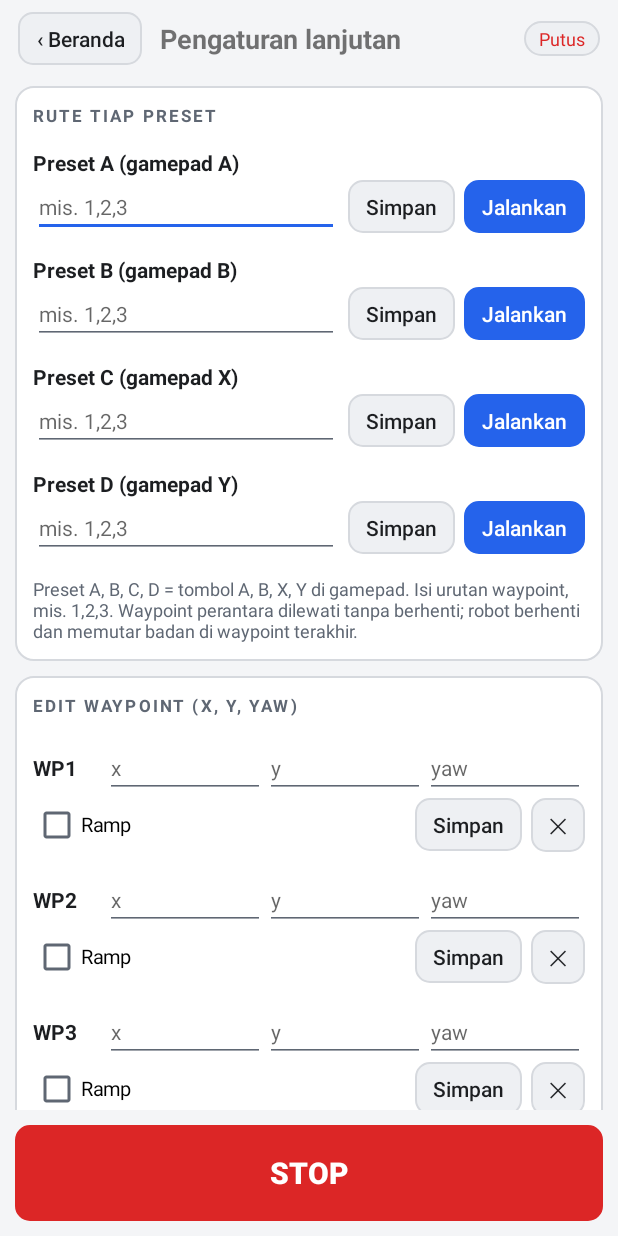
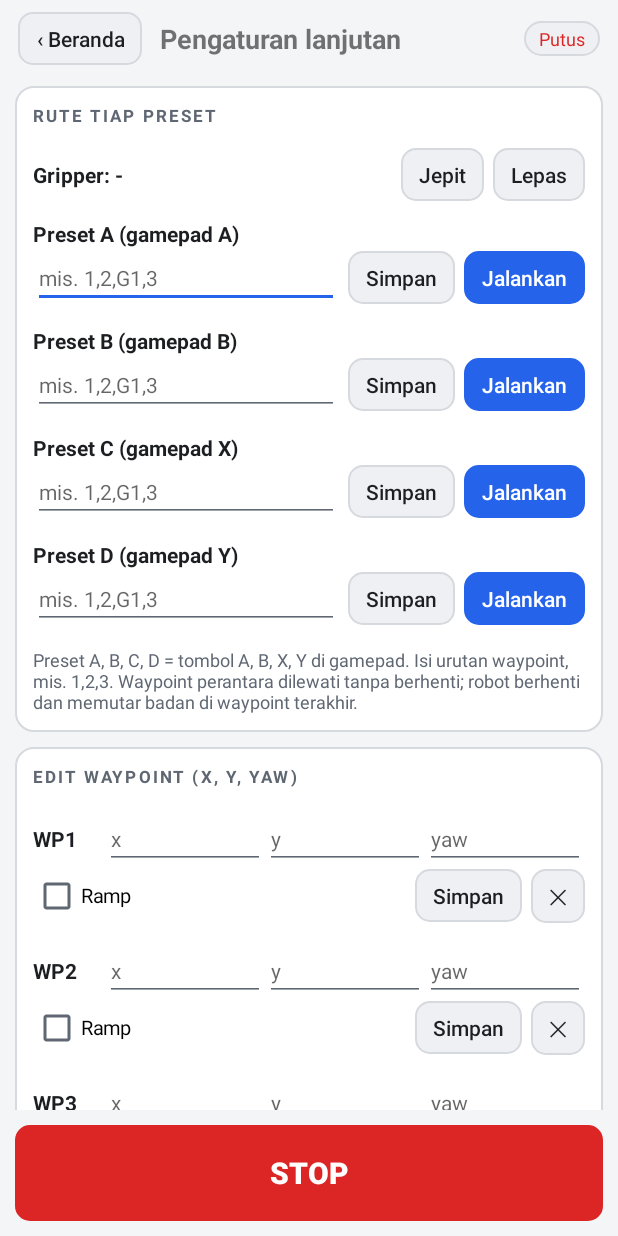
Before and after one commit to Valericht/OmniApp, an Android app: the AdvancedActivity screen opened directly, with no data from a screen before it, after a tap on "Simpan", on a phone screen of 412 x 824 dp. Run offline under Robolectric (Android 15) with nearby library versions, the phone set to English and light mode, and no system bars; libraries missing offline, so code that uses them is left out: com.hoho.android; 5 statements that could not run were skipped; 2 other taps on this screen came first.

Commit message:
first commit

```diff
--- a/app/src/main/java/com/omni/monitor/AdvancedActivity.kt
+++ b/app/src/main/java/com/omni/monitor/AdvancedActivity.kt
@@ -28,6 +28,7 @@ class AdvancedActivity : Activity() {
 
     // R9: rute preset + edit waypoint
     private val routeEdits = ArrayList<SyncEdit>()
+    private lateinit var gripState: TextView
     private val routeStatus = ArrayList<TextView>()
     private val routeRun = ArrayList<Button>()
     private val wpX = ArrayList<SyncEdit>()
@@ -98,6 +99,13 @@ class AdvancedActivity : Activity() {
 
     // ---- R9: rute tiap preset ----
     private fun setupRoutes() {
+        // gripper manual (1 solenoid): Jepit = ON, Lepas = OFF
+        val grip = LinearLayout(this).apply { orientation = LinearLayout.HORIZONTAL; gravity = Gravity.CENTER_VERTICAL; setPadding(0, dp(6), 0, dp(6)) }
+        gripState = tv("Gripper: -", 14f, bold = true)
+        grip.addView(gripState, LinearLayout.LayoutParams(0, -2, 1f))
+        grip.addView(btn("Jepit") { st.send("grip", "on" to true); st.log("Gripper: jepit") })
+        grip.addView(btn("Lepas") { st.send("grip", "on" to false); st.log("Gripper: lepas") }, LinearLayout.LayoutParams(-2, -2).apply { marginStart = dp(6) })
+        b.routeBox.addView(grip)
         for (r in 0..3) {
             val col = LinearLayout(this).apply { orientation = LinearLayout.VERTICAL; setPadding(0, dp(6), 0, dp(6)) }
             val head = LinearLayout(this).apply { orientation = LinearLayout.HORIZONTAL }
@@ -105,7 +113,7 @@ class AdvancedActivity : Activity() {
             val status = tv("", 12f, R.color.omni_mut)
             head.addView(status)
             val line = LinearLayout(this).apply { orientation = LinearLayout.HORIZONTAL; gravity = Gravity.CENTER_VERTICAL }
-            val et = edit("mis. 1,2,3", InputType.TYPE_CLASS_TEXT)
+            val et = edit("mis. 1,2,G1,3", InputType.TYPE_CLASS_TEXT)
             val run = btn("Jalankan", go = true) {
                 st.send("preset", "i" to r)
                 st.log("Preset ${Labels.PRE[r]}: jalan")
@@ -123,11 +131,14 @@ class AdvancedActivity : Activity() {
     }
 
     private fun saveRoute(r: Int) {
-        val ids = routeEdits[r].e.text.toString().split(Regex("[^0-9]+"))
-            .filter { it.isNotEmpty() }.map { it.toInt() }.filter { it in 1..Snap.MAX_WP }.take(Snap.MAX_WP)
+        // token: angka = waypoint, G1 = gripper ON (jepit), G0 = gripper OFF (lepas), mis. 1,2,G1,3,G0
+        val ids = Regex("[Gg][01]|\\d+").findAll(routeEdits[r].e.text.toString()).map { m ->
+            val t = m.value
+            when { t.equals("G1", true) -> Labels.GRIP_ON; t.equals("G0", true) -> Labels.GRIP_OFF; else -> t.toInt() }
+        }.filter { it in 1..Snap.MAX_WP || it == Labels.GRIP_ON || it == Labels.GRIP_OFF }.take(Snap.MAX_WP).toList()
         st.send("route_set", "r" to r, "ids" to JSONArray(ids))
         routeEdits[r].clean()
-        st.log("Rute preset ${Labels.PRE[r]} dikirim: " + ids.joinToString(",").ifEmpty { "kosong" })
+        st.log("Rute preset ${Labels.PRE[r]} dikirim: " + ids.joinToString(",") { Labels.rtTok(it) }.ifEmpty { "kosong" })
     }
 
     // ---- R9: edit waypoint (x, y, yaw), hapus, tanda ramp ----
@@ -365,12 +376,13 @@ class AdvancedActivity : Activity() {
     private fun render(s: Snap) {
         renderMove(s)
         renderTune(s)
+        gripState.chip("Gripper: " + (if (s.gp) "ON (jepit)" else "OFF"), if (s.gp) R.color.omni_warn else R.color.omni_mut)
         // rute
         for (r in 0..3) {
-            routeEdits[r].push(s.rts[r].joinToString(","))
+            routeEdits[r].push(s.rts[r].joinToString(",") { Labels.rtTok(it) })
             val running = s.ps[r] == 2
             routeStatus[r].chip(
-                if (running) "jalan" else if (s.rts[r].isNotEmpty()) "${s.rts[r].size} titik" else "kosong",
+                if (running) "jalan" else if (s.rts[r].isNotEmpty()) "${s.rts[r].count { it < 100 }} titik" + (if (s.rts[r].any { it >= 100 }) " + gripper" else "") else "kosong",
                 if (running) R.color.omni_ok else R.color.omni_mut,
             )
             routeRun[r].enable(s.rts[r].isNotEmpty() && !s.ps.contains(2))
```
Also changed, not shown: app/src/main/java/com/omni/monitor/MainActivity.kt (+31 -5 lines), app/src/main/java/com/omni/monitor/RobotState.kt (+38 -3 lines), 2 other files.
